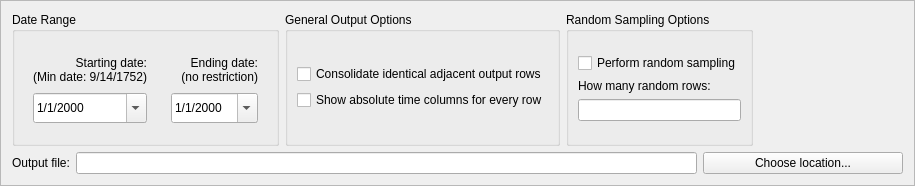
Above: NewGeneUI/NewGene/Widgets/CreateOutput/GenerateOutput/optionsbox.ui from daniel347x/newgene before the change. Below: the same form after it.
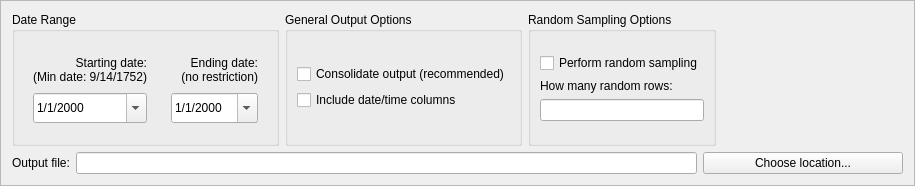
That is the form after the change. Custom widgets are drawn as their Qt base class.

The edit to the form file:
```diff
--- a/NewGeneUI/NewGene/Widgets/CreateOutput/GenerateOutput/optionsbox.ui
+++ b/NewGeneUI/NewGene/Widgets/CreateOutput/GenerateOutput/optionsbox.ui
@@ -225,14 +225,14 @@
         <item>
          <widget class="QCheckBox" name="mergeIdenticalRows">
           <property name="text">
-           <string>Consolidate identical adjacent output rows</string>
+           <string>Consolidate output (recommended)</string>
           </property>
          </widget>
         </item>
         <item>
          <widget class="QCheckBox" name="displayAbsoluteTimeColumns">
           <property name="text">
-           <string>Show absolute time columns for every row</string>
+           <string>Include date/time columns</string>
           </property>
          </widget>
         </item>
```
